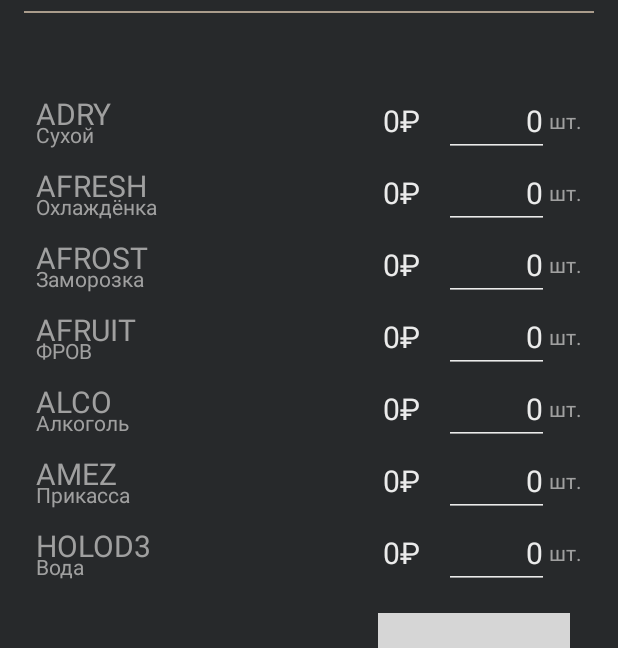
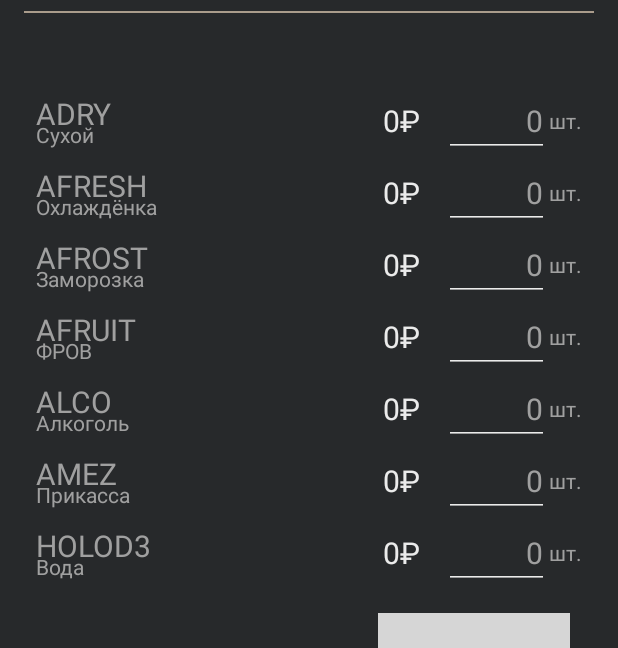
Before and after one commit to trifonovkv/Production, an Android app: the screen it shows after launch (MainActivity), after a tap on an icon or button, on a phone screen of 412 x 824 dp. Shown: the part 289-937 px from the top of the screen. Run offline under Robolectric (Android 15) with nearby library versions, the light colour scheme and no system bars; our stand-ins replace navigation-ui; Roboto replaces fonts that are not available here; grey boxes are pictures that could not be loaded.

Commit message:
fix clear button

```diff
--- a/app/src/main/java/com/trifonovkv/production/ui/calc/CalcFragment.kt
+++ b/app/src/main/java/com/trifonovkv/production/ui/calc/CalcFragment.kt
@@ -63,13 +63,13 @@ class CalcFragment : Fragment() {
         }
 
         binding.tvClear.setOnClickListener {
-            binding.etAdry.setText(R.string.zero)
-            binding.etAfresh.setText(R.string.zero)
-            binding.etAfrost.setText(R.string.zero)
-            binding.etAfruit.setText(R.string.zero)
-            binding.etAlco.setText(R.string.zero)
-            binding.etAmez.setText(R.string.zero)
-            binding.etHolod3.setText(R.string.zero)
+            binding.etAdry.setText("")
+            binding.etAfresh.setText("")
+            binding.etAfrost.setText("")
+            binding.etAfruit.setText("")
+            binding.etAlco.setText("")
+            binding.etAmez.setText("")
+            binding.etHolod3.setText("")
         }
 
         return root
```
